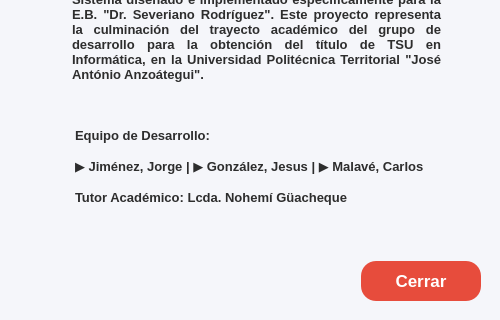
First picture: the form in resources/ui/acerca_de.ui, repository Proyecto-Uptjaa/Proyecto_SIRA, before the edit; both pictures show x 0 to 500 and y 180 to 500 of the 500 by 500 pixel window.
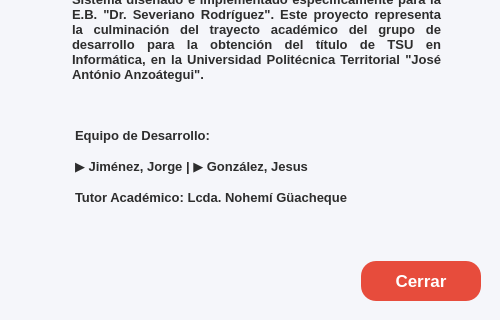
Second picture: the form after the edit. Icons and pictures are not drawn.

Diff of the .ui file:
```diff
--- a/resources/ui/acerca_de.ui
+++ b/resources/ui/acerca_de.ui
@@ -371,7 +371,7 @@
       <property name="text">
        <string>Equipo de Desarrollo:
 
-▶ Jiménez, Jorge | ▶ González, Jesus | ▶ Malavé, Carlos
+▶ Jiménez, Jorge | ▶ González, Jesus
 
 Tutor Académico: Lcda. Nohemí Güacheque</string>
       </property>
```
